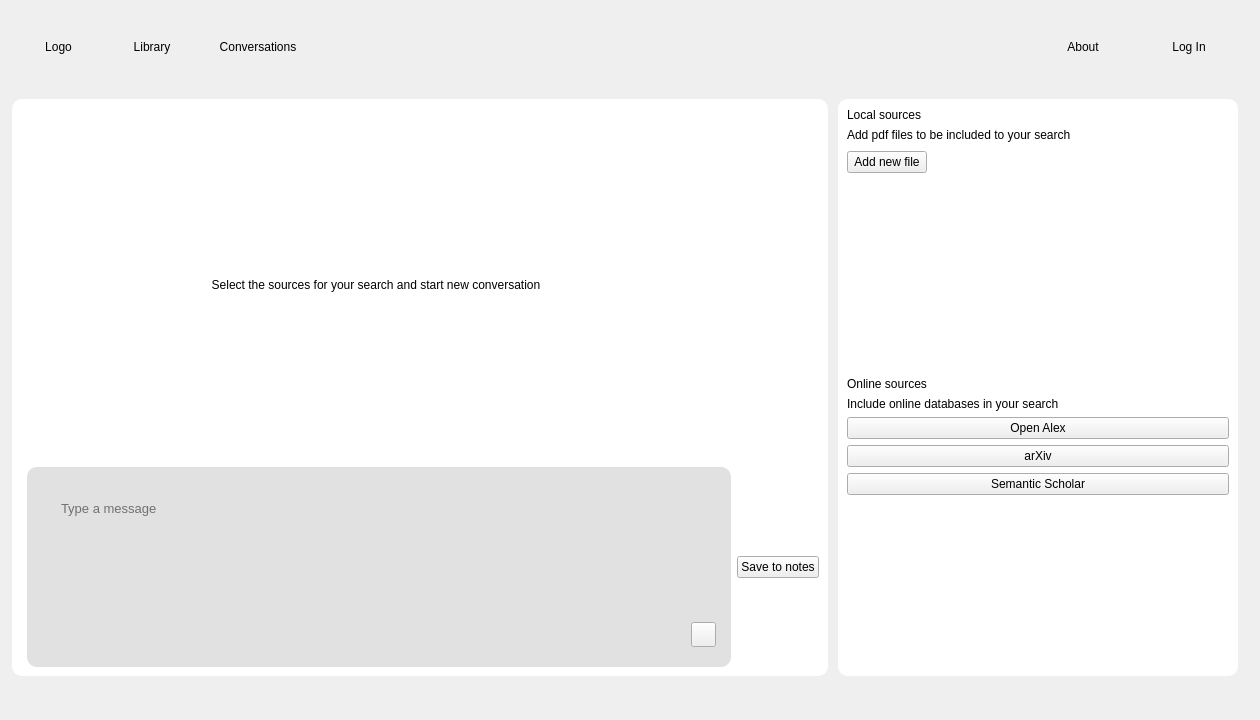
First picture: the form in ui_forms_v1/chat_window.ui, repository Pleias/pleias_ScholasticAI, before the edit.
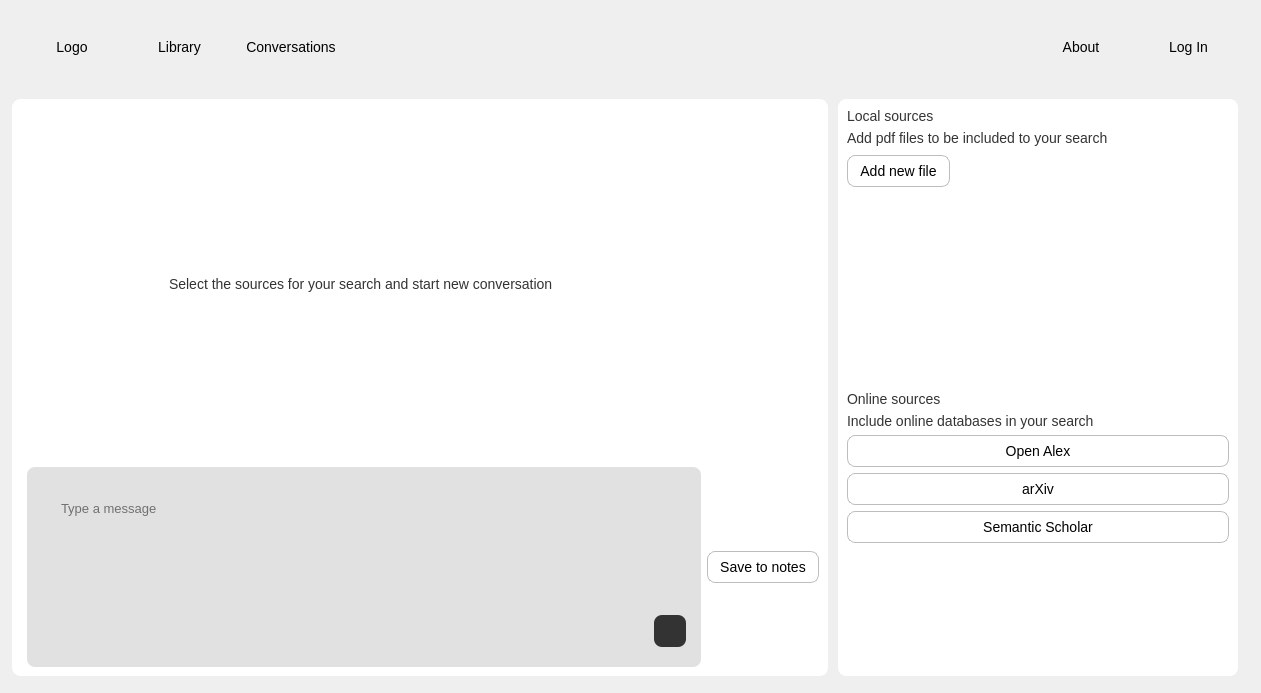
Second picture: the form after the edit. Icons and pictures are not drawn.

What changed in the file:
```diff
--- a/ui_forms_v1/chat_window.ui
+++ b/ui_forms_v1/chat_window.ui
@@ -6,8 +6,8 @@
    <rect>
     <x>0</x>
     <y>0</y>
-    <width>1260</width>
-    <height>720</height>
+    <width>1261</width>
+    <height>693</height>
    </rect>
   </property>
   <property name="windowTitle">
@@ -15,16 +15,66 @@
   </property>
   <widget class="QWidget" name="centralwidget">
    <property name="styleSheet">
-    <string notr="true">/* Central widget: Light grey background */
+    <string notr="true">QLabel {
+    font-family: &quot;San Francisco&quot;, sans-serif;
+    color: #333;
+    font-size: 14px;
+    font-style: normal;
+    font-weight: 400;
+    line-height: normal;
+}
+
+QLabel[class=&quot;placeholder&quot;] {
+	color: #828282;
+	font-weight: 400;
+	text-align: center;
+}
+
+QLabel[class=&quot;subheader&quot;] {
+    color: #333;
+    font-weight: 700;
+}
+
+QLabel[class=&quot;caption&quot;] {
+    color: #828282;
+    font-size: 12px;
+    font-weight: 400;
+}
+
+QPushButton {
+	border-radius: 8px;
+	font-family: &quot;San Francisco&quot;, sans-serif;
+	font-size: 14px;
+	border: 1px solid #BDBDBD;
+	padding: 7px 12px;
+}
+
+#msg_input_frame QPushButton {
+	width: 32px;
+	height: 32px;
+	background: #333;
+	padding: 0px;
+	border: none
+}
+
+QLineEdit {
+	font-family: &quot;San Francisco&quot;, sans-serif;
+	color: #828282;
+	font-size: 14pt;
+	font-weight: 400; 
+}
+
+
+/* Central widget: Light grey background */
 #msg_input_frame {
 background-color: rgba(161, 163, 163, 82); 
 border: none;  
-border-radius: 10px;   
+border-radius: 8px;   
 }
 #msg_input_text_edit {
 background-color: rgba(161, 163, 163, 0); 
 border: none;  
-border-radius: 10px;   
+border-radius: 8px;   
 }
 
 QFrame {border:none}
@@ -37,19 +87,21 @@
 /* Side widgets: White background with slightly rounded borders */
 #side_widget_left, #side_widget_right,  #main_widget, #scrollArea_2  {
     background-color: rgb(255, 255, 255); /* White */
-    border: 2px solid rgb(255, 255, 255);    /* Greenish border */
-    border-radius: 10px;                  /* Slightly rounded corners */
+    border: 1px solid rgb(255, 255, 255);    /* Greenish border */
+    border-radius: 8px;                  /* Slightly rounded corners */
 }
 
 
 #new_chat_btn{
-    border: 2px solid rgb(211, 211, 211);     /* Greenish border */
-    border-radius: 10px;
+    border: 1px solid rgb(211, 211, 211);     /* Greenish border */
+    border-radius: 8px;
 }
 
 #side_widget_left, #side_widget_right,  #main_widget, #scrollArea_2  {
     padding: 10px;
-}</string>
+}
+
+</string>
    </property>
    <widget class="QFrame" name="upper_frame">
     <property name="geometry">
@@ -83,10 +135,7 @@
 }</string>
     </property>
     <property name="frameShape">
-     <enum>QFrame::Shape::StyledPanel</enum>
-    </property>
-    <property name="frameShadow">
-     <enum>QFrame::Shadow::Raised</enum>
+     <enum>QFrame::NoFrame</enum>
     </property>
     <property name="lineWidth">
      <number>0</number>
@@ -122,7 +171,7 @@
       <widget class="QPushButton" name="conversation_btn">
        <property name="minimumSize">
         <size>
-         <width>100</width>
+         <width>110</width>
          <height>0</height>
         </size>
        </property>
@@ -133,9 +182,6 @@
      </item>
      <item row="0" column="3">
       <spacer name="horizontalSpacer_3">
-       <property name="orientation">
-        <enum>Qt::Orientation::Horizontal</enum>
-       </property>
        <property name="sizeHint" stdset="0">
         <size>
          <width>678</width>
@@ -191,10 +237,7 @@
      <string notr="true"/>
     </property>
     <property name="frameShape">
-     <enum>QFrame::Shape::StyledPanel</enum>
-    </property>
-    <property name="frameShadow">
-     <enum>QFrame::Shadow::Raised</enum>
+     <enum>QFrame::NoFrame</enum>
     </property>
     <layout class="QHBoxLayout" name="horizontalLayout_13">
      <property name="spacing">
@@ -236,10 +279,7 @@
            <string notr="true">padding: 10px;</string>
           </property>
           <property name="frameShape">
-           <enum>QFrame::Shape::StyledPanel</enum>
-          </property>
-          <property name="frameShadow">
-           <enum>QFrame::Shadow::Raised</enum>
+           <enum>QFrame::NoFrame</enum>
           </property>
           <layout class="QGridLayout" name="gridLayout_8">
            <property name="leftMargin">
@@ -281,19 +321,6 @@
              </property>
             </widget>
            </item>
-           <item row="0" column="1">
-            <spacer name="msg_spacer">
-             <property name="orientation">
-              <enum>Qt::Orientation::Vertical</enum>
-             </property>
-             <property name="sizeHint" stdset="0">
-              <size>
-               <width>20</width>
-               <height>5</height>
-              </size>
-             </property>
-            </spacer>
-           </item>
            <item row="1" column="1">
             <widget class="QPushButton" name="msg_send_btn">
              <property name="minimumSize">
@@ -304,8 +331,8 @@
              </property>
              <property name="maximumSize">
               <size>
-               <width>25</width>
-               <height>25</height>
+               <width>32</width>
+               <height>32</height>
               </size>
              </property>
              <property name="styleSheet">
@@ -313,7 +340,7 @@
 border: none;
 padding: 5px;
 border-radius: 5px;
-background:transparent;
+background: #333;
 }
 
 #send_btn:hover {
@@ -329,8 +356,8 @@
              </property>
              <property name="iconSize">
               <size>
-               <width>16</width>
-               <height>16</height>
+               <width>20</width>
+               <height>20</height>
               </size>
              </property>
              <property name="checkable">
@@ -354,7 +381,7 @@
             <rect>
              <x>0</x>
              <y>0</y>
-             <width>666</width>
+             <width>661</width>
              <height>337</height>
             </rect>
            </property>
@@ -371,13 +398,13 @@
             <property name="verticalSpacing">
              <number>50</number>
             </property>
-            <item row="0" column="0">
+            <item row="0" column="0" alignment="Qt::AlignHCenter|Qt::AlignVCenter">
              <widget class="QLabel" name="label_5">
               <property name="text">
                <string>Select the sources for your search and start new conversation</string>
               </property>
-              <property name="alignment">
-               <set>Qt::AlignmentFlag::AlignCenter</set>
+              <property name="class" stdset="0">
+               <string>placeholder</string>
               </property>
              </widget>
             </item>
@@ -434,10 +461,7 @@
            <string notr="true">border: none</string>
           </property>
           <property name="frameShape">
-           <enum>QFrame::Shape::StyledPanel</enum>
-          </property>
-          <property name="frameShadow">
-           <enum>QFrame::Shadow::Raised</enum>
+           <enum>QFrame::NoFrame</enum>
           </property>
           <layout class="QVBoxLayout" name="verticalLayout_6">
            <item>
@@ -466,10 +490,7 @@
            </size>
           </property>
           <property name="frameShape">
-           <enum>QFrame::Shape::StyledPanel</enum>
-          </property>
-          <property name="frameShadow">
-           <enum>QFrame::Shadow::Raised</enum>
+           <enum>QFrame::NoFrame</enum>
           </property>
           <layout class="QGridLayout" name="gridLayout_4">
            <property name="topMargin">
@@ -490,7 +511,14 @@
               <string>Add new file</string>
              </property>
              <property name="icon">
-              <iconset theme="QIcon::ThemeIcon::SoftwareUpdateAvailable"/>
+              <iconset resource="../static/resource.qrc">
+               <normaloff>:/icons/icons/icon_add.png</normaloff>:/icons/icons/icon_add.png</iconset>
+             </property>
+             <property name="iconSize">
+              <size>
+               <width>16</width>
+               <height>16</height>
+              </size>
              </property>
             </widget>
            </item>
@@ -531,9 +559,6 @@
            </item>
            <item row="7" column="0">
             <spacer name="verticalSpacer_3">
-             <property name="orientation">
-              <enum>Qt::Orientation::Vertical</enum>
-             </property>
              <property name="sizeHint" stdset="0">
               <size>
                <width>20</width>
```
Left out of the diff: 25 changed lines with no effect on the pictures.
